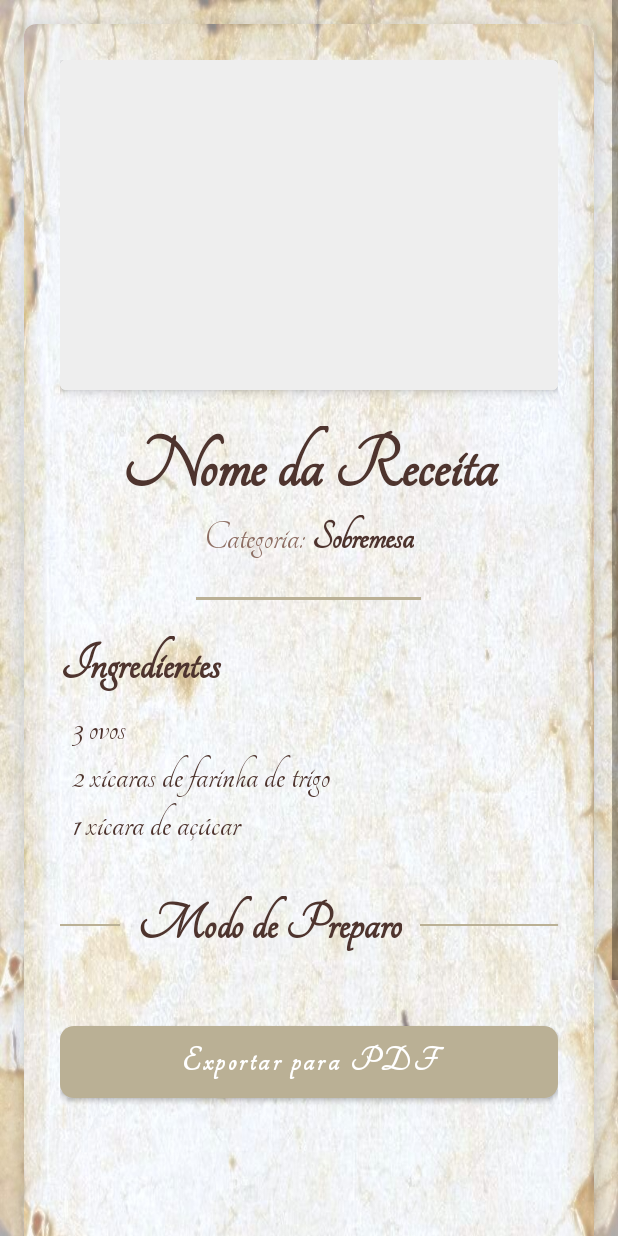
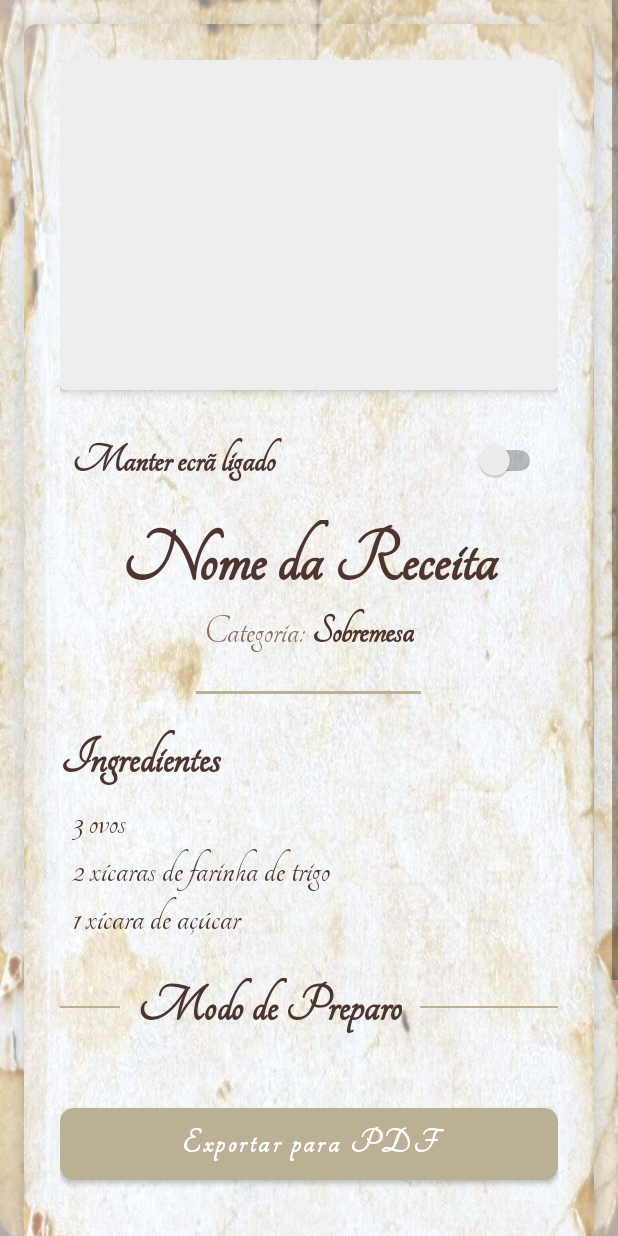
Before and after one commit to Vvatina/Receitas, an Android app: the ViewRecipeActivity screen opened directly, with no data from a screen before it, on a phone screen of 412 x 824 dp. Run offline under Robolectric (Android 15) with nearby library versions, the light colour scheme and no system bars; our stand-ins replace Firebase (no records; nobody signed in at launch, a user with empty details on screens opened directly); libraries missing offline, so code that uses them is left out: com.itextpdf.io, com.itextpdf.kernel, com.itextpdf.layout; 1 statement that could not run was skipped.

Commit message:
Feature de manter o ecrã ligado enquanto estiver na pagina de visualizar receitas, por escolha com um switch

```diff
--- a/app/src/main/res/layout/activity_view_recipe.xml
+++ b/app/src/main/res/layout/activity_view_recipe.xml
@@ -37,6 +37,31 @@
                     android:padding="8dp"
                     android:contentDescription="Imagem da receita" />
             </androidx.cardview.widget.CardView>
+
+            <LinearLayout
+                android:layout_width="match_parent"
+                android:layout_height="wrap_content"
+                android:orientation="horizontal"
+                android:gravity="center_vertical"
+                android:padding="8dp"
+                android:layout_marginBottom="16dp">
+
+                <TextView
+                    android:layout_width="0dp"
+                    android:layout_height="wrap_content"
+                    android:layout_weight="1"
+                    android:text="Manter ecrã ligado"
+                    android:fontFamily="@font/tangerine_regular"
+                    android:textSize="28sp"
+                    android:textStyle="bold"
+                    android:textColor="@color/ink_color" />
+
+                <Switch
+                    android:id="@+id/switchModoCozinha"
+                    android:layout_width="wrap_content"
+                    android:layout_height="wrap_content"
+                    android:theme="@style/EstiloSwitchMarrom" />
+            </LinearLayout>
 
             <TextView
                 android:id="@+id/tvRecipeName"
@@ -103,7 +128,7 @@
                 android:textSize="28sp"
                 android:textColor="@color/ink_color"
                 android:lineSpacingExtra="4dp"
-                android:layout_marginBottom="32dp"
+                android:layout_marginBottom="24dp"
                 android:paddingStart="8dp"/>
 
             <LinearLayout
--- a/app/src/main/res/values/themes.xml
+++ b/app/src/main/res/values/themes.xml
@@ -13,4 +13,8 @@
         <item name="android:statusBarColor">?attr/colorPrimaryVariant</item>
         <!-- Customize your theme here. -->
     </style>
+    <style name="EstiloSwitchMarrom" parent="Theme.AppCompat.Light">
+        <item name="colorControlActivated">#8D6E63</item>
+        <item name="colorSwitchThumbNormal">#FAFAFA</item>
+    </style>
 </resources>
```
Also changed, not shown: app/src/main/java/com/example/receitas/ViewRecipeActivity.java (+39 -39 lines).
